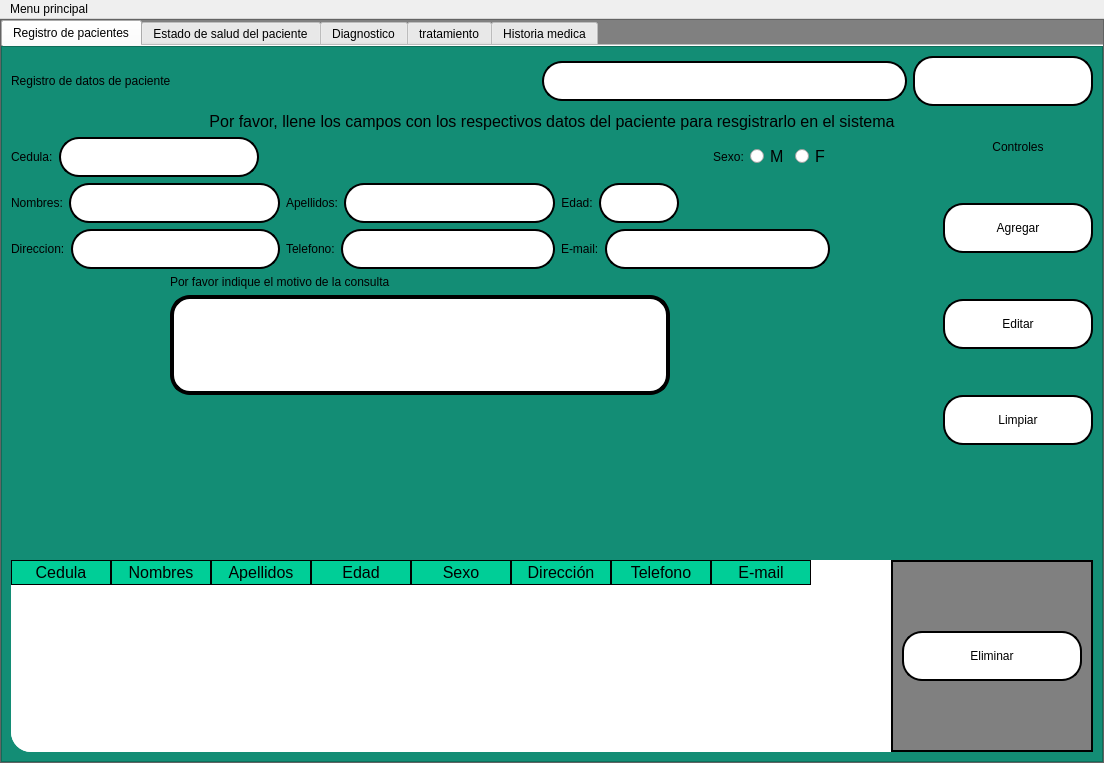
Before: the Qt Designer form interfaces/History.ui in Reinaldito04/App-Consultas-y-Historias-Medicas, drawn with Qt 5.
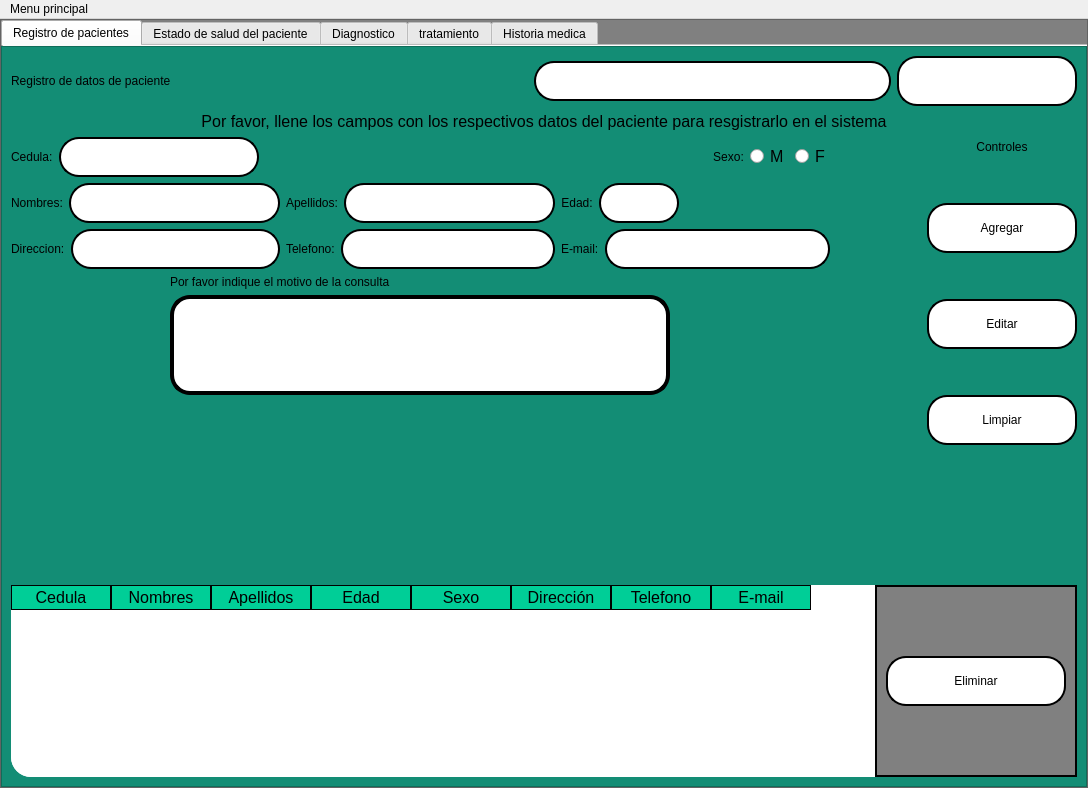
After: the same form once the commit is applied. Icons and pictures are not drawn.

What changed in the file:
```diff
--- a/interfaces/History.ui
+++ b/interfaces/History.ui
@@ -2,14 +2,6 @@
 <ui version="4.0">
  <class>Paciente_Historias</class>
  <widget class="QMainWindow" name="Paciente_Historias">
-  <property name="geometry">
-   <rect>
-    <x>0</x>
-    <y>0</y>
-    <width>1104</width>
-    <height>763</height>
-   </rect>
-  </property>
   <property name="windowTitle">
    <string>MainWindow</string>
   </property>
@@ -3244,7 +3236,7 @@
     <rect>
      <x>0</x>
      <y>0</y>
-     <width>1104</width>
+     <width>1139</width>
      <height>21</height>
     </rect>
    </property>
```
